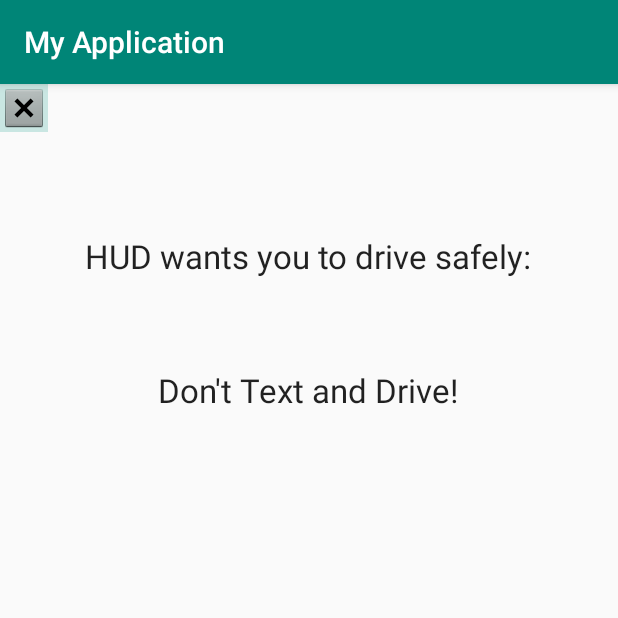
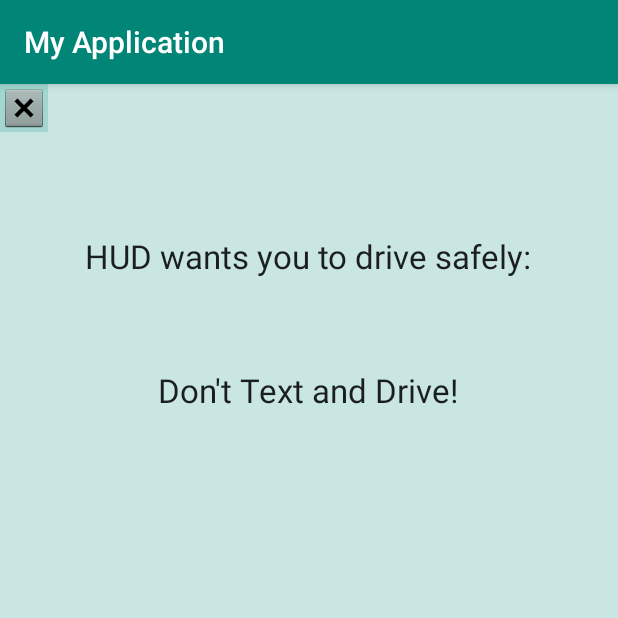
Before and after one commit to NoelleTemple/SDApplication, an Android app: the DrivingPage screen opened directly, with no data from a screen before it, on a phone screen of 412 x 824 dp, the top half of it. Run offline under Robolectric (Android 15) with nearby library versions, the phone set to English and light mode, and no system bars.

Commit message:
change background color on driving page and view info page

```diff
--- a/app/src/main/res/layout/activity_driving_page.xml
+++ b/app/src/main/res/layout/activity_driving_page.xml
@@ -4,6 +4,7 @@
     xmlns:tools="http://schemas.android.com/tools"
     android:layout_width="match_parent"
     android:layout_height="match_parent"
+    android:background="#3200967F"
     tools:context=".DrivingPage">
 
     <ImageButton
--- a/app/src/main/res/layout/activity_view_info_page.xml
+++ b/app/src/main/res/layout/activity_view_info_page.xml
@@ -4,6 +4,7 @@
     xmlns:tools="http://schemas.android.com/tools"
     android:layout_width="match_parent"
     android:layout_height="match_parent"
+    android:background="#3200967F"
     tools:context=".ViewInfoPage">
 
     <ImageButton
```
